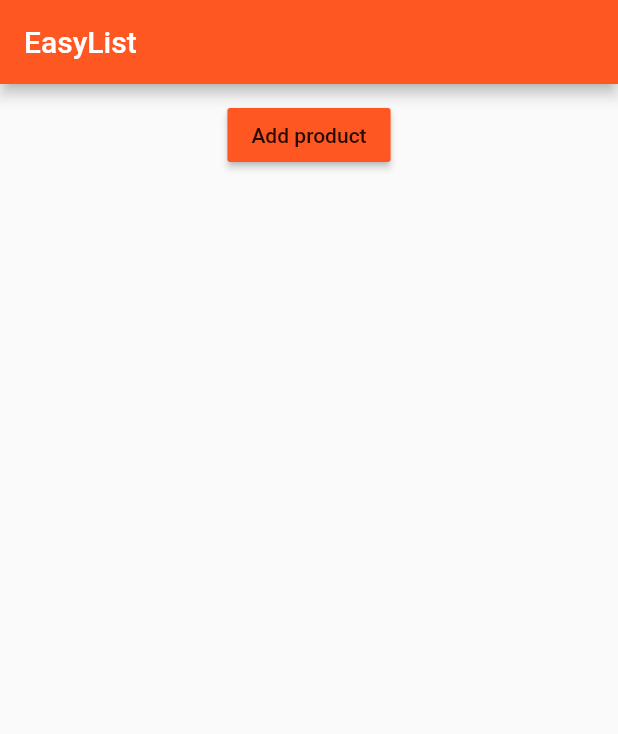
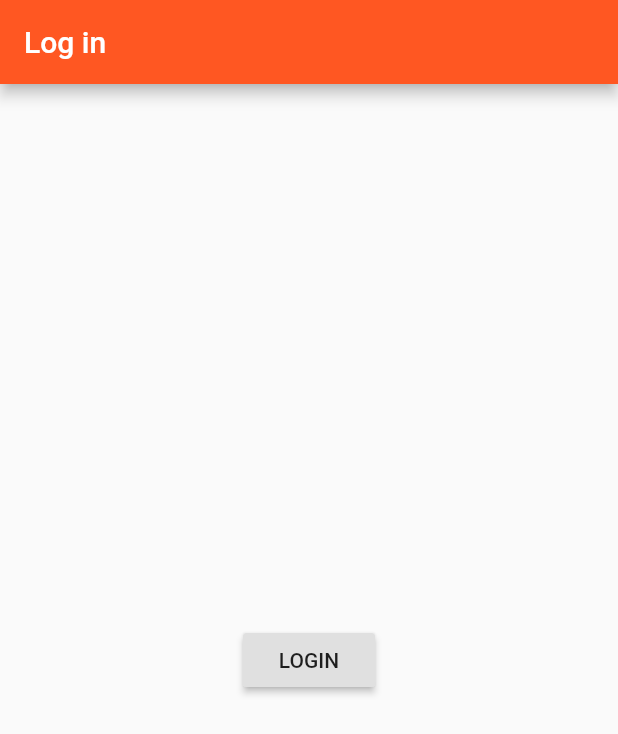
Before and after one commit to vitcool/flutter_course, a Flutter app: the screen it shows after launch, on a phone screen of 412 x 824 dp. Shown: the top 734 px of the screen. Run offline on Flutter 3.47's test engine with Material 2 defaults, Android fonts, the phone set to English and light mode, and no system bars.

```diff
--- a/lib/main.dart
+++ b/lib/main.dart
@@ -1,7 +1,7 @@
 import 'package:flutter/material.dart';
 // import 'package:flutter/rendering.dart';
 
-import './pages/home.dart';
+import './pages/auth.dart';
 
 void main() {
   // debugPaintSizeEnabled = true;
@@ -19,6 +19,6 @@ class MyApp extends StatelessWidget {
             brightness: Brightness.light,
             primarySwatch: Colors.deepOrange,
             accentColor: Colors.deepPurple),
-        home: HomePage());
+        home: AuthPage());
   }
 }
--- /dev/null
+++ b/lib/pages/auth.dart
@@ -0,0 +1,23 @@
+import 'package:flutter/material.dart';
+
+import './products.dart';
+
+class AuthPage extends StatelessWidget {
+  @override
+  Widget build(BuildContext context) {
+    return Scaffold(
+        appBar: AppBar(
+          title: Text('Log in'),
+        ),
+        body: Center(
+            child: RaisedButton(
+          child: Text("LOGIN"),
+          onPressed: () {
+            Navigator.pushReplacement(
+                context,
+                MaterialPageRoute(
+                    builder: (BuildContext context) => ProductsPage()));
+          },
+        )));
+  }
+}
--- a/lib/pages/home.dart
+++ /dev/null
@@ -1,15 +0,0 @@
-import 'package:flutter/material.dart';
-
-import '../product_manager.dart';
-
-class HomePage extends StatelessWidget {
-  @override
-  Widget build(BuildContext context) {
-    return Scaffold(
-      appBar: AppBar(
-        title: Text('EasyList'),
-      ),
-      body: ProductManager(),
-    );
-  }
-}
```
Also changed, not shown: lib/pages/product.dart (+10 -2 lines), lib/pages/product_admin.dart (added, +32 -0 lines), lib/pages/products.dart (added, +32 -0 lines).
